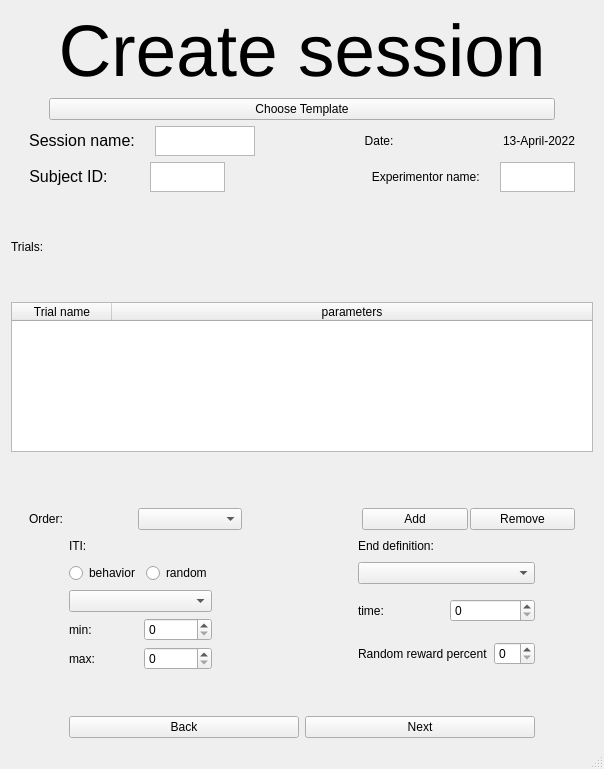
Old version of the form UI/create_session.ui in the repository KehatSudri/Behavior_System2.0.
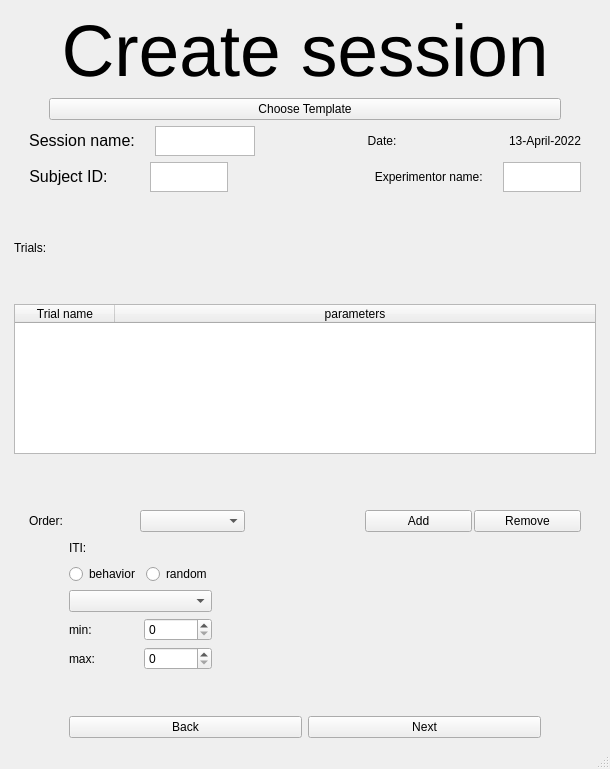
New version of the form.

Commit message: clean create session window

Patch:
```diff
--- a/UI/create_session.ui
+++ b/UI/create_session.ui
@@ -6,7 +6,7 @@
    <rect>
     <x>0</x>
     <y>0</y>
-    <width>604</width>
+    <width>610</width>
     <height>769</height>
    </rect>
   </property>
@@ -38,21 +38,7 @@
          <enum>QLayout::SetNoConstraint</enum>
         </property>
         <item row="3" column="3">
-         <layout class="QHBoxLayout" name="random_reward_percent_horizontalLayout" stretch="1,1">
-          <item>
-           <widget class="QLabel" name="random_reward_percent_label">
-            <property name="styleSheet">
-             <string notr="true">font: 12pt &quot;Arial&quot;;</string>
-            </property>
-            <property name="text">
-             <string>Random reward percent</string>
-            </property>
-           </widget>
-          </item>
-          <item>
-           <widget class="QSpinBox" name="random_reward_percent_spinBox"/>
-          </item>
-         </layout>
+         <layout class="QHBoxLayout" name="random_reward_percent_horizontalLayout" stretch=""/>
         </item>
         <item row="0" column="0">
          <spacer name="horizontalSpacer_14">
@@ -163,38 +149,8 @@
           </property>
          </widget>
         </item>
-        <item row="1" column="3">
-         <widget class="QComboBox" name="end_def_comboBox_3"/>
-        </item>
-        <item row="0" column="3">
-         <widget class="QLabel" name="end_def_label_3">
-          <property name="styleSheet">
-           <string notr="true">font: 12pt &quot;Arial&quot;;</string>
-          </property>
-          <property name="text">
-           <string>End definition:</string>
-          </property>
-          <property name="alignment">
-           <set>Qt::AlignLeading|Qt::AlignLeft|Qt::AlignVCenter</set>
-          </property>
-         </widget>
-        </item>
         <item row="2" column="3">
-         <layout class="QHBoxLayout" name="end_def_value_horizontalLayout_3">
-          <item>
-           <widget class="QLabel" name="end_by_label_3">
-            <property name="styleSheet">
-             <string notr="true">font: 12pt &quot;Arial&quot;;</string>
-            </property>
-            <property name="text">
-             <string>time:</string>
-            </property>
-           </widget>
-          </item>
-          <item>
-           <widget class="QSpinBox" name="time_spinBox_3"/>
-          </item>
-         </layout>
+         <layout class="QHBoxLayout" name="end_def_value_horizontalLayout_3"/>
         </item>
         <item row="1" column="1">
          <layout class="QHBoxLayout" name="iti_def_horizontalLayout_3" stretch="0,0">
```
